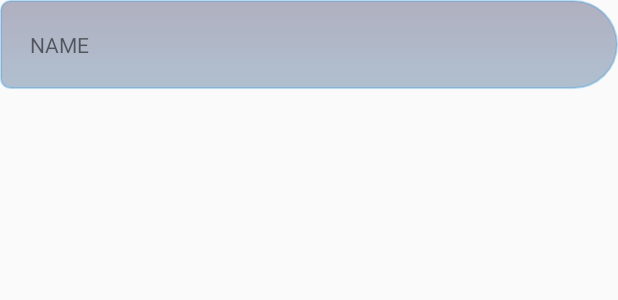
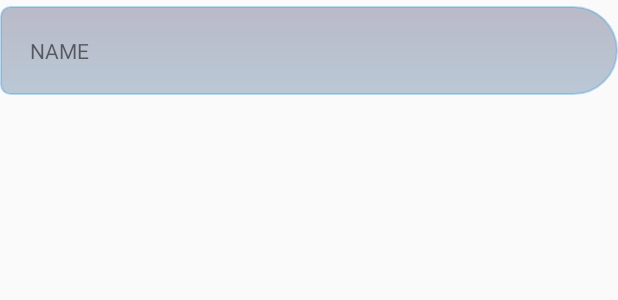
Before and after one commit to Turlough/AndroidTreeView, an Android app: the layout tree_view_item.xml on its own in the app's theme, with its tools: preview values and no code run, on a phone screen of 412 x 824 dp. Shown: the top 300 px of the screen. Run offline under Robolectric (Android 15) with nearby library versions, the phone set to English and light mode, and no system bars.

Commit message:
Improved style

```diff
--- a/app/src/main/java/net/overc/android/treeview/ViewModel.java
+++ b/app/src/main/java/net/overc/android/treeview/ViewModel.java
@@ -64,7 +64,7 @@ public class ViewModel {
 
                 return;
             }
-            Context context = v.getContext();
+
             new TreeViewPopup( v, this).show();
         });
     }
--- a/app/src/main/res/drawable/tree_view_item_name_drawable_not_pressed.xml
+++ b/app/src/main/res/drawable/tree_view_item_name_drawable_not_pressed.xml
@@ -11,8 +11,8 @@
         android:bottomRightRadius="70dp"
         android:topRightRadius="70dp" />
     <gradient
-        android:startColor="#eaab"
-        android:endColor="#eabc"
+        android:startColor="#caab"
+        android:endColor="#cabc"
         android:angle="270" />
 
 </shape>
--- a/app/src/main/res/layout/tree_view_item.xml
+++ b/app/src/main/res/layout/tree_view_item.xml
@@ -12,6 +12,7 @@
         android:layout_height="wrap_content"
         android:padding="20dp"
         android:background="@drawable/tree_view_item_name_drawable_not_pressed"
+        android:layout_marginTop="4dp"
         android:text="NAME"/>
 
     <android.support.v7.widget.RecyclerView
@@ -19,7 +20,7 @@
         android:layout_width="wrap_content"
         android:layout_height="wrap_content"
         android:paddingLeft="8dp"
-        android:paddingRight="8dp"
+        android:paddingRight="20dp"
         android:layout_below="@+id/name"
         android:layout_alignParentStart="true"
         android:layout_marginStart="25dp"/>
```
